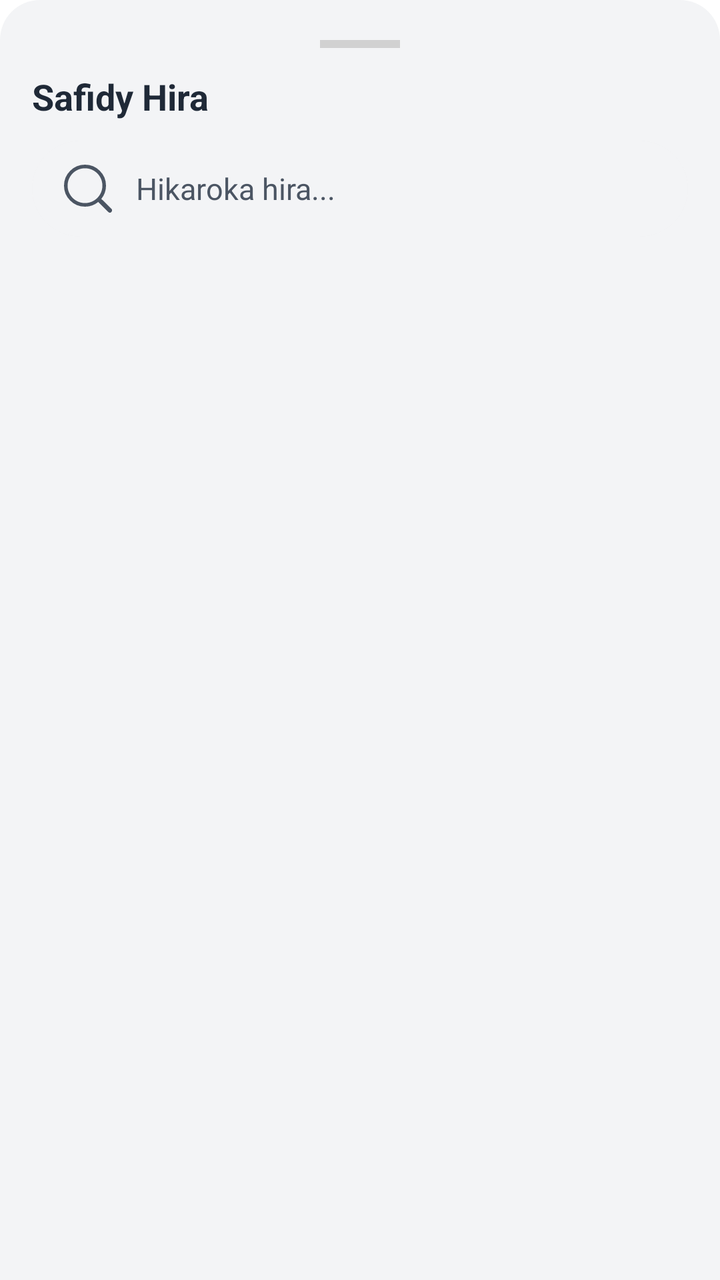
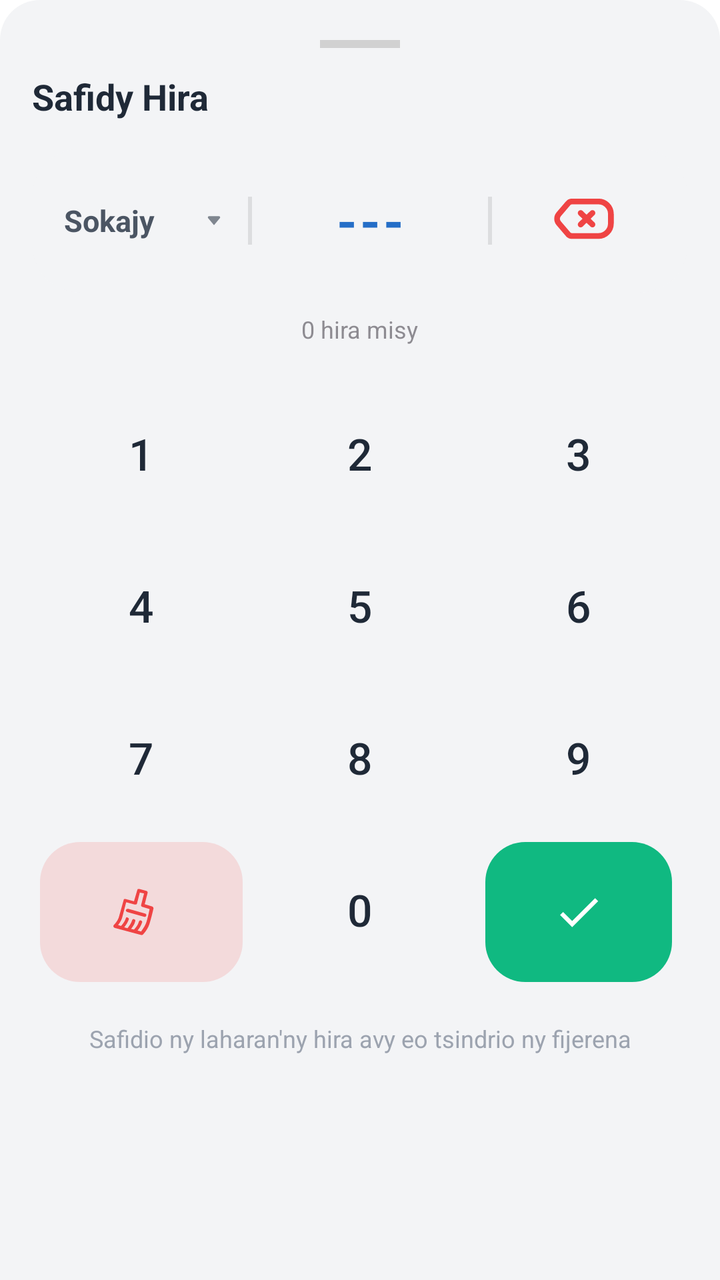

Two renders of the same Android screen: before a commit and after it. Below are the layout's source before the change and the commit's diff.
<!-- AndroidManifest.xml: application theme Theme.Baiboly -->
<!-- res/layout/sheet_song_picker.xml -->
<?xml version="1.0" encoding="utf-8"?>
<LinearLayout xmlns:android="http://schemas.android.com/apk/res/android"
    xmlns:app="http://schemas.android.com/apk/res-auto"
    android:layout_width="match_parent"
    android:layout_height="wrap_content"
    android:orientation="vertical"
    android:paddingHorizontal="16dp"
    android:paddingTop="20dp"
    android:paddingBottom="24dp"
    android:background="@drawable/bg_bottom_sheet">

    <View
        android:layout_width="40dp"
        android:layout_height="4dp"
        android:layout_gravity="center_horizontal"
        android:layout_marginBottom="12dp"
        android:background="#D1D1D1" />

    <TextView
        android:id="@+id/tvTitle"
        android:layout_width="match_parent"
        android:layout_height="wrap_content"
        android:text="Safidy Hira"
        android:textSize="18sp"
        android:textStyle="bold"
        android:textColor="?attr/colorOnSurface"
        android:layout_marginBottom="10dp" />

    
    <com.google.android.material.card.MaterialCardView
        android:layout_width="match_parent"
        android:layout_height="wrap_content"
        app:cardCornerRadius="28dp"
        app:strokeWidth="0dp">

        <LinearLayout
            android:layout_width="match_parent"
            android:layout_height="48dp"
            android:gravity="center_vertical"
            android:background="?attr/colorSurfaceVariant"
            android:orientation="horizontal"
            android:paddingHorizontal="16dp">

            <ImageView
                android:layout_width="24dp"
                android:layout_height="24dp"
                android:src="@drawable/ic_search"
                app:tint="?attr/colorOnSurfaceVariant" />

            <EditText
                android:id="@+id/etSearch"
                android:layout_width="0dp"
                android:layout_height="match_parent"
                android:layout_weight="1"
                android:background="@null"
                android:hint="Hikaroka hira..."
                android:importantForAutofill="no"
                android:inputType="text"
                android:paddingHorizontal="12dp"
                android:textColorHint="?attr/colorOnSurfaceVariant"
                android:textSize="15sp" />

            <ImageButton
                android:id="@+id/btnClearSearch"
                android:layout_width="32dp"
                android:layout_height="32dp"
                android:background="?attr/selectableItemBackgroundBorderless"
                android:src="@drawable/ic_close"
                android:visibility="gone"
                app:tint="?attr/colorOnSurfaceVariant" />
        </LinearLayout>

    </com.google.android.material.card.MaterialCardView>

    <androidx.recyclerview.widget.RecyclerView
        android:id="@+id/recyclerSongs"
        android:layout_width="match_parent"
        android:layout_height="380dp"
        android:layout_marginTop="8dp"
        android:clipToPadding="false" />

    <TextView
        android:id="@+id/emptyState"
        android:layout_width="match_parent"
        android:layout_height="wrap_content"
        android:gravity="center"
        android:text="Tsy misy hira hita"
        android:textSize="14sp"
        android:textColor="#9CA3AF"
        android:padding="24dp"
        android:visibility="gone" />

</LinearLayout>
<!-- resources referenced by this layout -->
<resources>
  <!-- drawable ic_close (drawable) -->
  <vector xmlns:android="http://schemas.android.com/apk/res/android"
      android:width="14dp"
      android:height="14dp"
      android:viewportWidth="477"
      android:viewportHeight="512.52">
    <path
        android:pathData="M366.76,187.48c-24.98,25.29 -46.02,46.99 -64.72,66.79 41.13,47.31 82.57,91.21 159.57,160.49 10.58,9.53 16.35,18.16 15.26,26.89 -1.12,9.04 -8.97,16.04 -25.51,21.43l-0.53,0.14c-105.32,34.1 -91.93,13.16 -158.67,-68.88 -21.91,-24.68 -40.46,-46.19 -57.13,-65.72 -37.96,44.38 -74.46,91.2 -133.98,166.85 -8.81,11.19 -17.05,17.5 -25.83,17.01 -9.1,-0.52 -16.59,-7.9 -23.06,-24.05l-0.18,-0.52c-40.96,-102.85 -19.2,-90.84 58.26,-162.87 24.98,-25.29 46.02,-46.99 64.72,-66.79 -41.13,-47.31 -82.57,-91.21 -159.57,-160.49C4.81,88.23 -0.96,79.6 0.13,70.87c1.12,-9.04 8.97,-16.04 25.51,-21.43l0.53,-0.14c105.32,-34.11 91.93,-13.16 158.67,68.88 21.9,24.68 40.46,46.19 57.13,65.72 37.96,-44.38 74.46,-91.2 133.98,-166.85C384.76,5.86 393,-0.45 401.78,0.04c9.1,0.52 16.59,7.9 23.06,24.05l0.18,0.52c40.96,102.85 19.2,90.84 -58.26,162.87z"
        android:fillColor="#ff1403"
        android:fillType="nonZero"/>
  </vector>
  <!-- drawable ic_search (drawable) -->
  <vector xmlns:android="http://schemas.android.com/apk/res/android"
      android:width="24dp"
      android:height="24dp"
      android:viewportWidth="1024"
      android:viewportHeight="1024">
    <path
        android:pathData="M796.6,729.4l212.4,209a51.6,51.6 0,0 1,0 72.6,43.5 43.5,0 0,1 -61.9,0l-217.8,-214.4A445.3,445.3 0,0 1,448 895.9a445.8,445.8 0,0 1,-316.8 -131.2A445.8,445.8 0,0 1,0 448a445.8,445.8 0,0 1,131.2 -316.8A445.8,445.8 0,0 1,448 0a445.8,445.8 0,0 1,316.8 131.2A445.8,445.8 0,0 1,895.9 448a445.8,445.8 0,0 1,-99.3 281.4zM448,819.1c204.7,0 371.2,-166.4 371.2,-371.2 0,-204.7 -166.4,-371.2 -371.2,-371.2 -204.7,0 -371.2,166.4 -371.2,371.2 0,204.7 166.4,371.2 371.2,371.2z"
        android:fillColor="#303133"/>
  </vector>
  <!-- unchanged entries left out for length: 2 -->
</resources>

<!-- the commit's change to res/layout/sheet_song_picker.xml (unified diff, before → after) -->
@@ -14,7 +14,7 @@
         android:layout_height="4dp"
         android:layout_gravity="center_horizontal"
         android:layout_marginBottom="12dp"
-        android:background="#D1D1D1" />
+        android:background="@color/sheet_handle" />
 
     <TextView
         android:id="@+id/tvTitle"
@@ -24,70 +24,176 @@
         android:textSize="18sp"
         android:textStyle="bold"
         android:textColor="?attr/colorOnSurface"
-        android:layout_marginBottom="10dp" />
+        android:layout_marginBottom="14dp" />
 
     
     <com.google.android.material.card.MaterialCardView
         android:layout_width="match_parent"
-        android:layout_height="wrap_content"
-        app:cardCornerRadius="28dp"
-        app:strokeWidth="0dp">
+        android:layout_height="72dp"
+        app:cardCornerRadius="24dp"
+        app:cardElevation="0dp"
+        app:strokeWidth="0dp"
+        app:cardBackgroundColor="?attr/colorSurfaceVariant">
 
         <LinearLayout
             android:layout_width="match_parent"
-            android:layout_height="48dp"
-            android:gravity="center_vertical"
-            android:background="?attr/colorSurfaceVariant"
+            android:layout_height="match_parent"
             android:orientation="horizontal"
-            android:paddingHorizontal="16dp">
+            android:gravity="center_vertical">
 
-            <ImageView
-                android:layout_width="24dp"
-                android:layout_height="24dp"
-                android:src="@drawable/ic_search"
-                app:tint="?attr/colorOnSurfaceVariant" />
+            
+            <LinearLayout
+                android:id="@+id/btnSelectCategory"
+                android:layout_width="110dp"
+                android:layout_height="match_parent"
+                android:orientation="horizontal"
+                android:gravity="center_vertical"
+                android:clickable="true"
+                android:focusable="true"
+                android:paddingStart="16dp"
+                android:background="?attr/selectableItemBackground">
 
-            <EditText
-                android:id="@+id/etSearch"
+                <TextView
+                    android:id="@+id/tvCategorySelected"
+                    android:layout_width="0dp"
+                    android:layout_height="wrap_content"
+                    android:layout_weight="1"
+                    android:text="Sokajy"
+                    android:textSize="15sp"
+                    android:textStyle="bold"
+                    android:maxLines="1"
+                    android:ellipsize="end"
+                    android:textColor="?attr/colorOnSurfaceVariant" />
+
+                <ImageView
+                    android:layout_width="18dp"
+                    android:layout_height="18dp"
+                    android:src="@drawable/ic_arrow_drop_down"
+                    android:alpha="0.7"
+                    app:tint="?attr/colorOnSurfaceVariant" />
+
+                <View
+                    android:layout_width="2dp"
+                    android:layout_height="24dp"
+                    android:layout_marginStart="8dp"
+                    android:background="@color/title_gray"
+                    android:alpha="0.15" />
+            </LinearLayout>
+
+            
+            <TextView
+                android:id="@+id/tvSongNumber"
                 android:layout_width="0dp"
+                android:layout_height="wrap_content"
+                android:layout_weight="1"
+                android:gravity="center"
+                android:text="---"
+                android:textSize="26sp"
+                android:textStyle="bold"
+                android:textColor="?attr/colorSecondary"
+                android:letterSpacing="0.05" />
+
+            
+            <LinearLayout
+                android:layout_width="100dp"
                 android:layout_height="match_parent"
-                android:layout_weight="1"
-                android:background="@null"
-                android:hint="Hikaroka hira..."
-                android:importantForAutofill="no"
-                android:inputType="text"
-                android:paddingHorizontal="12dp"
-                android:textColorHint="?attr/colorOnSurfaceVariant"
-                android:textSize="15sp" />
+                android:orientation="horizontal"
+                android:gravity="center_vertical">
 
-            <ImageButton
-                android:id="@+id/btnClearSearch"
-                android:layout_width="32dp"
-                android:layout_height="32dp"
-                android:background="?attr/selectableItemBackgroundBorderless"
-                android:src="@drawable/ic_close"
-                android:visibility="gone"
-                app:tint="?attr/colorOnSurfaceVariant" />
+                <View
+                    android:layout_width="2dp"
+                    android:layout_height="24dp"
+                    android:background="@color/title_gray"
+                    android:alpha="0.15" />
+
+                <View
+                    android:layout_width="0dp"
+                    android:layout_height="0dp"
+                    android:layout_weight="1" />
+
+                <ImageButton
+                    android:id="@+id/btnBackspace"
+                    android:layout_width="48dp"
+                    android:layout_height="48dp"
+                    android:layout_marginEnd="28dp"
+                    android:src="@drawable/ic_backspace"
+                    android:scaleType="centerInside"
+                    android:background="?attr/selectableItemBackgroundBorderless"
+                    android:contentDescription="Mamafa"
+                    app:tint="#EF4444" />
+            </LinearLayout>
         </LinearLayout>
-
     </com.google.android.material.card.MaterialCardView>
 
-    <androidx.recyclerview.widget.RecyclerView
-        android:id="@+id/recyclerSongs"
+    <TextView
+        android:id="@+id/tvSongCount"
+        android:layout_width="wrap_content"
+        android:layout_height="wrap_content"
+        android:text="0 hira misy"
+        android:textSize="12sp"
+        android:alpha="0.6"
+        android:layout_gravity="center_horizontal"
+        android:layout_marginTop="10dp"
+        android:layout_marginBottom="16dp" />
+
+    
+    <GridLayout
+        android:id="@+id/numPad"
         android:layout_width="match_parent"
-        android:layout_height="380dp"
-        android:layout_marginTop="8dp"
-        android:clipToPadding="false" />
+        android:layout_height="wrap_content"
+        android:columnCount="3"
+        android:alignmentMode="alignMargins"
+        android:useDefaultMargins="true">
+
+        <Button style="@style/NumPadButton" android:text="1" android:tag="1"/>
+        <Button style="@style/NumPadButton" android:text="2" android:tag="2"/>
+        <Button style="@style/NumPadButton" android:text="3" android:tag="3"/>
+        <Button style="@style/NumPadButton" android:text="4" android:tag="4"/>
+        <Button style="@style/NumPadButton" android:text="5" android:tag="5"/>
+        <Button style="@style/NumPadButton" android:text="6" android:tag="6"/>
+        <Button style="@style/NumPadButton" android:text="7" android:tag="7"/>
+        <Button style="@style/NumPadButton" android:text="8" android:tag="8"/>
+        <Button style="@style/NumPadButton" android:text="9" android:tag="9"/>
+
+        <com.google.android.material.button.MaterialButton
+            android:id="@+id/btnBackspacePad"
+            style="@style/Widget.Material3.Button.TonalButton"
+            android:layout_width="0dp"
+            android:layout_height="70dp"
+            android:layout_columnWeight="1"
+            app:icon="@drawable/clear"
+            app:iconSize="26dp"
+            app:iconGravity="textStart"
+            app:iconTint="@color/danger"
+            app:backgroundTint="#26EF4444"
+            android:insetTop="0dp"
+            android:insetBottom="0dp"
+            app:cornerRadius="20dp" />
+
+        <Button style="@style/NumPadButton" android:text="0" android:tag="0"/>
+
+        <com.google.android.material.button.MaterialButton
+            android:id="@+id/btnValidate"
+            style="@style/Widget.Material3.Button.IconButton.Filled"
+            android:layout_width="0dp"
+            android:layout_height="70dp"
+            android:layout_columnWeight="1"
+            app:icon="@drawable/ic_check1"
+            app:iconSize="26dp"
+            app:iconGravity="textStart"
+            app:backgroundTint="@color/success"
+            android:insetTop="0dp"
+            android:insetBottom="0dp"
+            app:cornerRadius="20dp" />
+    </GridLayout>
 
     <TextView
-        android:id="@+id/emptyState"
         android:layout_width="match_parent"
         android:layout_height="wrap_content"
         android:gravity="center"
-        android:text="Tsy misy hira hita"
-        android:textSize="14sp"
-        android:textColor="#9CA3AF"
-        android:padding="24dp"
-        android:visibility="gone" />
+        android:text="Safidio ny laharan'ny hira avy eo tsindrio ny fijerena"
+        android:textSize="12sp"
+        android:textColor="@color/muted"
+        android:layout_marginTop="16dp" />
 
 </LinearLayout>
<!-- resource entries referenced after the edit -->
@@ -1,26 +1,91 @@
 <!-- resources referenced by this layout -->
 <resources>
-  <!-- drawable ic_close (drawable) -->
+  <color name="danger">#EF4444</color>
+  <color name="muted">#9CA3AF</color>
+  <color name="sheet_handle">#D1D1D1</color>
+  <color name="success">#10B981</color>
+  <color name="title_gray">#616161</color>
+  <!-- drawable clear (drawable) -->
   <vector xmlns:android="http://schemas.android.com/apk/res/android"
-      android:width="14dp"
-      android:height="14dp"
-      android:viewportWidth="477"
-      android:viewportHeight="512.52">
+      android:width="16dp"
+      android:height="16dp"
+      android:viewportWidth="16"
+      android:viewportHeight="16">
     <path
-        android:pathData="M366.76,187.48c-24.98,25.29 -46.02,46.99 -64.72,66.79 41.13,47.31 82.57,91.21 159.57,160.49 10.58,9.53 16.35,18.16 15.26,26.89 -1.12,9.04 -8.97,16.04 -25.51,21.43l-0.53,0.14c-105.32,34.1 -91.93,13.16 -158.67,-68.88 -21.91,-24.68 -40.46,-46.19 -57.13,-65.72 -37.96,44.38 -74.46,91.2 -133.98,166.85 -8.81,11.19 -17.05,17.5 -25.83,17.01 -9.1,-0.52 -16.59,-7.9 -23.06,-24.05l-0.18,-0.52c-40.96,-102.85 -19.2,-90.84 58.26,-162.87 24.98,-25.29 46.02,-46.99 64.72,-66.79 -41.13,-47.31 -82.57,-91.21 -159.57,-160.49C4.81,88.23 -0.96,79.6 0.13,70.87c1.12,-9.04 8.97,-16.04 25.51,-21.43l0.53,-0.14c105.32,-34.11 91.93,-13.16 158.67,68.88 21.9,24.68 40.46,46.19 57.13,65.72 37.96,-44.38 74.46,-91.2 133.98,-166.85C384.76,5.86 393,-0.45 401.78,0.04c9.1,0.52 16.59,7.9 23.06,24.05l0.18,0.52c40.96,102.85 19.2,90.84 -58.26,162.87z"
-        android:fillColor="#ff1403"
-        android:fillType="nonZero"/>
+        android:fillColor="#FF000000"
+        android:pathData="M13.8,6.3l-2.3,-0.7 0.9,-3.5c0,-0.1 0,-0.3 -0.1,-0.4 -0.1,-0.1 -0.2,-0.2 -0.3,-0.2L9.8,0.9h-0.4c-0.1,0.2 -0.2,0.3 -0.2,0.4l-1,3.4L5.6,4h-0.4c-0.1,0 -0.2,0.3 -0.2,0.4l-1.4,5C3.3,10.7 2,12 2,12c-0.1,0.1 -0.2,0.3 -0.1,0.5 0,0.2 0.2,0.3 0.4,0.4l8.2,2.2h0.1c0.1,0 0.3,-0.1 0.4,-0.2 0.1,-0.1 1.3,-1.4 1.8,-2.8 0.5,-1.3 1.4,-5.1 1.4,-5.2 0,-0.3 -0.2,-0.5 -0.4,-0.6zM11.8,11.7c-0.4,0.9 -1.1,1.8 -1.4,2.3l-1.1,-0.3c0.5,-0.6 1.1,-1.5 1.4,-2.5 0.1,-0.3 -0.1,-0.5 -0.4,-0.6 -0.3,-0.1 -0.5,0.1 -0.6,0.4 -0.3,1.1 -1.2,2.1 -1.5,2.4l-0.9,-0.2c0.5,-0.6 1.1,-1.5 1.3,-2.4 0.1,-0.3 -0.1,-0.5 -0.4,-0.6 -0.3,-0.1 -0.5,0.1 -0.6,0.4 -0.3,1 -1.1,2 -1.4,2.4l-1,-0.3c0.5,-0.6 1.1,-1.5 1.4,-2.4 0.1,-0.3 -0.1,-0.5 -0.4,-0.6 -0.2,-0.2 -0.5,0 -0.5,0.2 -0.3,1 -1.1,2 -1.5,2.4l-0.9,-0.3c0.5,-0.6 1.1,-1.5 1.3,-2.4L5.8,5l2.6,0.7h0.4c0.1,0 0.2,-0.1 0.3,-0.2L10,2l1.3,0.3 -0.9,3.5c-0.1,0.3 0.1,0.5 0.3,0.6l2.3,0.7c-0.2,1.1 -0.8,3.7 -1.2,4.6z"/>
+    <path
+        android:fillColor="#FF000000"
+        android:pathData="M5.7,7.4c0,0.3 0.1,0.5 0.4,0.6l5.3,1.5h0.1c0.2,0 0.4,-0.1 0.5,-0.4 0.1,-0.3 -0.1,-0.5 -0.3,-0.6L6.4,7c-0.3,0 -0.6,0.1 -0.7,0.4z"/>
   </vector>
-  <!-- drawable ic_search (drawable) -->
+  <!-- drawable ic_arrow_drop_down (drawable) -->
   <vector xmlns:android="http://schemas.android.com/apk/res/android"
       android:width="24dp"
       android:height="24dp"
-      android:viewportWidth="1024"
-      android:viewportHeight="1024">
+      android:viewportWidth="24"
+      android:viewportHeight="24">
     <path
-        android:pathData="M796.6,729.4l212.4,209a51.6,51.6 0,0 1,0 72.6,43.5 43.5,0 0,1 -61.9,0l-217.8,-214.4A445.3,445.3 0,0 1,448 895.9a445.8,445.8 0,0 1,-316.8 -131.2A445.8,445.8 0,0 1,0 448a445.8,445.8 0,0 1,131.2 -316.8A445.8,445.8 0,0 1,448 0a445.8,445.8 0,0 1,316.8 131.2A445.8,445.8 0,0 1,895.9 448a445.8,445.8 0,0 1,-99.3 281.4zM448,819.1c204.7,0 371.2,-166.4 371.2,-371.2 0,-204.7 -166.4,-371.2 -371.2,-371.2 -204.7,0 -371.2,166.4 -371.2,371.2 0,204.7 166.4,371.2 371.2,371.2z"
-        android:fillColor="#303133"/>
+        android:pathData="M11.808,14.769L8.093,10.312C7.659,9.791 8.03,9 8.708,9L15.292,9C15.97,9 16.341,9.791 15.906,10.312L12.192,14.769C12.092,14.889 11.908,14.889 11.808,14.769Z"
+        android:fillColor="#222222"/>
   </vector>
+  <!-- drawable ic_backspace (drawable) -->
+  <vector xmlns:android="http://schemas.android.com/apk/res/android"
+      android:width="60dp"
+      android:height="60dp"
+      android:viewportWidth="25"
+      android:viewportHeight="25">
+    <path
+        android:pathData="M5.91,13.165L8.356,16.026C8.595,16.32 8.952,16.493 9.331,16.5L13.05,16.493L16.239,16.493C18.029,16.504 19.489,15.062 19.5,13.272L19.5,10.722C19.489,8.932 18.029,7.49 16.239,7.5L9.331,7.507C8.952,7.513 8.596,7.686 8.356,7.98L5.91,10.842C5.363,11.52 5.363,12.487 5.91,13.165L5.91,13.165Z"
+        android:strokeLineJoin="round"
+        android:strokeWidth="1.5"
+        android:fillColor="#00000000"
+        android:fillType="evenOdd"
+        android:strokeColor="#000000"
+        android:strokeLineCap="round"/>
+    <path
+        android:pathData="M12.16,9.964C11.864,9.674 11.389,9.68 11.1,9.976C10.81,10.272 10.816,10.747 11.112,11.036L12.16,9.964ZM12.647,12.536C12.943,12.826 13.418,12.82 13.708,12.524C13.997,12.228 13.991,11.753 13.695,11.464L12.647,12.536ZM13.696,11.465C13.401,11.175 12.926,11.179 12.636,11.475C12.346,11.771 12.35,12.245 12.646,12.535L13.696,11.465ZM14.175,14.035C14.47,14.325 14.945,14.321 15.236,14.025C15.526,13.729 15.521,13.255 15.225,12.965L14.175,14.035ZM13.695,12.536C13.991,12.247 13.997,11.772 13.708,11.476C13.418,11.18 12.943,11.174 12.647,11.464L13.695,12.536ZM11.112,12.964C10.816,13.253 10.81,13.728 11.1,14.024C11.389,14.32 11.864,14.326 12.16,14.036L11.112,12.964ZM12.646,11.465C12.35,11.755 12.346,12.229 12.636,12.525C12.926,12.821 13.401,12.825 13.696,12.535L12.646,11.465ZM15.225,11.035C15.521,10.745 15.526,10.27 15.236,9.975C14.945,9.679 14.47,9.675 14.175,9.965L15.225,11.035ZM11.112,11.036L12.647,12.536L13.695,11.464L12.16,9.964L11.112,11.036ZM12.646,12.535L14.175,14.035L15.225,12.965L13.696,11.465L12.646,12.535ZM12.647,11.464L11.112,12.964L12.16,14.036L13.695,12.536L12.647,11.464ZM13.696,12.535L15.225,11.035L14.175,9.965L12.646,11.465L13.696,12.535Z"
+        android:fillColor="#000000"/>
+  </vector>
+  <!-- drawable ic_check1 (drawable) -->
+  <vector xmlns:android="http://schemas.android.com/apk/res/android"
+      android:width="24dp"
+      android:height="24dp"
+      android:viewportWidth="24"
+      android:viewportHeight="24">
+      <path
+          android:fillColor="#000000"
+          android:pathData="M9,16.17L4.83,12l-1.42,1.41L9,19 21,7l-1.41-1.41z"/>
+  </vector>
+  <style name="NumPadButton" parent="Widget.Material3.Button.TonalButton">
+          <item name="android:layout_width">0dp</item>
+          <item name="android:layout_height">64dp</item>
+          <item name="android:layout_columnWeight">1</item>
+          <item name="android:textSize">22sp</item>
+          <item name="android:textColor">#1F2937</item>
+          
+          <item name="backgroundTint">#F3F4F6</item>
+          <item name="android:layout_margin">6dp</item>
+          <item name="android:insetTop">0dp</item>
+          <item name="android:insetBottom">0dp</item>
+  
+          <item name="materialButtonStyle">
+              @style/Widget.Material3.Button.TonalButton
+          </item>
+          <item name="shapeAppearanceOverlay">@style/ShapeAppearance.MediumComponent</item>
+  
+  
+          
+          <item name="colorSecondaryContainer">@color/teal_700</item>
+  
+          
+          <item name="colorOnSecondaryContainer">@android:color/white</item>
+  
+      </style>
+  <style name="ShapeAppearance.MediumComponent" parent="ShapeAppearance.Material3.MediumComponent">
+          <item name="cornerFamily">rounded</item>
+          <item name="cornerSize">16dp</item>
+      </style>
+  <color name="teal_700">#FF018786</color>
   <!-- unchanged entries left out for length: 2 -->
 </resources>
 
